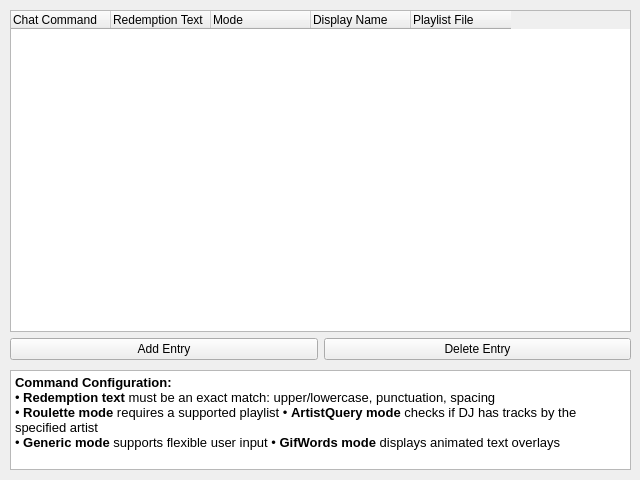
Old version of the form nowplaying/resources/ui/requests_commands.ui in the repository whatsnowplaying/whats-now-playing.
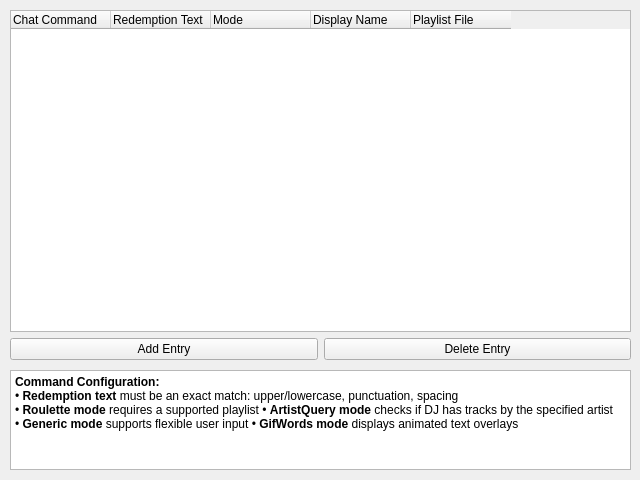
New version of the form.

Commit message:
Fix Windows font scaling, hide unimplemented Kick commands, docs
* Remove hardcoded macOS font families and absolute pt sizes from
  all settings UI panels; Qt now inherits system font correctly on
  all platforms
* Fix About page title to use widget font property instead of
  inline HTML font-size
* Hide unimplemented command/permissions widgets in Kick Chat UI
* Add kickbot-settings.png and kickbot-chat.png to docs
* Update CHANGELOG: security fixes, SSL CA store, reliability
  improvements, arrow overlay, font scaling, Serato3 null-byte fix
* Remove basedpyright from requirements-dev.txt

```diff
--- a/nowplaying/resources/ui/requests_commands.ui
+++ b/nowplaying/resources/ui/requests_commands.ui
@@ -109,11 +109,11 @@
 hr { height: 1px; border-width: 0; }
 li.unchecked::marker { content: &quot;\2610&quot;; }
 li.checked::marker { content: &quot;\2612&quot;; }
-&lt;/style&gt;&lt;/head&gt;&lt;body style=&quot; font-family:'.AppleSystemUIFont'; font-size:13pt; font-weight:400; font-style:normal;&quot;&gt;
-&lt;p style=&quot; margin-top:0px; margin-bottom:0px; margin-left:0px; margin-right:0px; -qt-block-indent:0; text-indent:0px;&quot;&gt;&lt;span style=&quot; font-family:'Sans'; font-size:10pt; font-weight:600;&quot;&gt;Command Configuration:&lt;/span&gt;&lt;/p&gt;
-&lt;p style=&quot; margin-top:0px; margin-bottom:0px; margin-left:0px; margin-right:0px; -qt-block-indent:0; text-indent:0px;&quot;&gt;&lt;span style=&quot; font-family:'Sans'; font-size:10pt;&quot;&gt;• &lt;/span&gt;&lt;span style=&quot; font-family:'Sans'; font-size:10pt; font-weight:600;&quot;&gt;Redemption text&lt;/span&gt;&lt;span style=&quot; font-family:'Sans'; font-size:10pt;&quot;&gt; must be an exact match: upper/lowercase, punctuation, spacing&lt;/span&gt;&lt;/p&gt;
-&lt;p style=&quot; margin-top:0px; margin-bottom:0px; margin-left:0px; margin-right:0px; -qt-block-indent:0; text-indent:0px;&quot;&gt;&lt;span style=&quot; font-family:'Sans'; font-size:10pt;&quot;&gt;• &lt;/span&gt;&lt;span style=&quot; font-family:'Sans'; font-size:10pt; font-weight:600;&quot;&gt;Roulette mode&lt;/span&gt;&lt;span style=&quot; font-family:'Sans'; font-size:10pt;&quot;&gt; requires a supported playlist • &lt;/span&gt;&lt;span style=&quot; font-family:'Sans'; font-size:10pt; font-weight:600;&quot;&gt;ArtistQuery mode&lt;/span&gt;&lt;span style=&quot; font-family:'Sans'; font-size:10pt;&quot;&gt; checks if DJ has tracks by the specified artist&lt;/span&gt;&lt;/p&gt;
-&lt;p style=&quot; margin-top:0px; margin-bottom:0px; margin-left:0px; margin-right:0px; -qt-block-indent:0; text-indent:0px;&quot;&gt;&lt;span style=&quot; font-family:'Sans'; font-size:10pt;&quot;&gt;• &lt;/span&gt;&lt;span style=&quot; font-family:'Sans'; font-size:10pt; font-weight:600;&quot;&gt;Generic mode&lt;/span&gt;&lt;span style=&quot; font-family:'Sans'; font-size:10pt;&quot;&gt; supports flexible user input • &lt;/span&gt;&lt;span style=&quot; font-family:'Sans'; font-size:10pt; font-weight:600;&quot;&gt;GifWords mode&lt;/span&gt;&lt;span style=&quot; font-family:'Sans'; font-size:10pt;&quot;&gt; displays animated text overlays&lt;/span&gt;&lt;/p&gt;
+&lt;/style&gt;&lt;/head&gt;&lt;body&gt;
+&lt;p style=&quot;margin-top:0px; margin-bottom:0px; margin-left:0px; margin-right:0px; -qt-block-indent:0; text-indent:0px&quot;&gt;&lt;span style=&quot;font-weight: 600&quot;&gt;Command Configuration:&lt;/span&gt;&lt;/p&gt;
+&lt;p style=&quot;margin-top:0px; margin-bottom:0px; margin-left:0px; margin-right:0px; -qt-block-indent:0; text-indent:0px&quot;&gt;• &lt;span style=&quot;font-weight: 600&quot;&gt;Redemption text&lt;/span&gt; must be an exact match: upper/lowercase, punctuation, spacing&lt;/p&gt;
+&lt;p style=&quot;margin-top:0px; margin-bottom:0px; margin-left:0px; margin-right:0px; -qt-block-indent:0; text-indent:0px&quot;&gt;• &lt;span style=&quot;font-weight: 600&quot;&gt;Roulette mode&lt;/span&gt; requires a supported playlist • &lt;span style=&quot;font-weight: 600&quot;&gt;ArtistQuery mode&lt;/span&gt; checks if DJ has tracks by the specified artist&lt;/p&gt;
+&lt;p style=&quot;margin-top:0px; margin-bottom:0px; margin-left:0px; margin-right:0px; -qt-block-indent:0; text-indent:0px&quot;&gt;• &lt;span style=&quot;font-weight: 600&quot;&gt;Generic mode&lt;/span&gt; supports flexible user input • &lt;span style=&quot;font-weight: 600&quot;&gt;GifWords mode&lt;/span&gt; displays animated text overlays&lt;/p&gt;
 &lt;/body&gt;&lt;/html&gt;</string>
    </property>
   </widget>
```
The commit also changes 26 other files.
